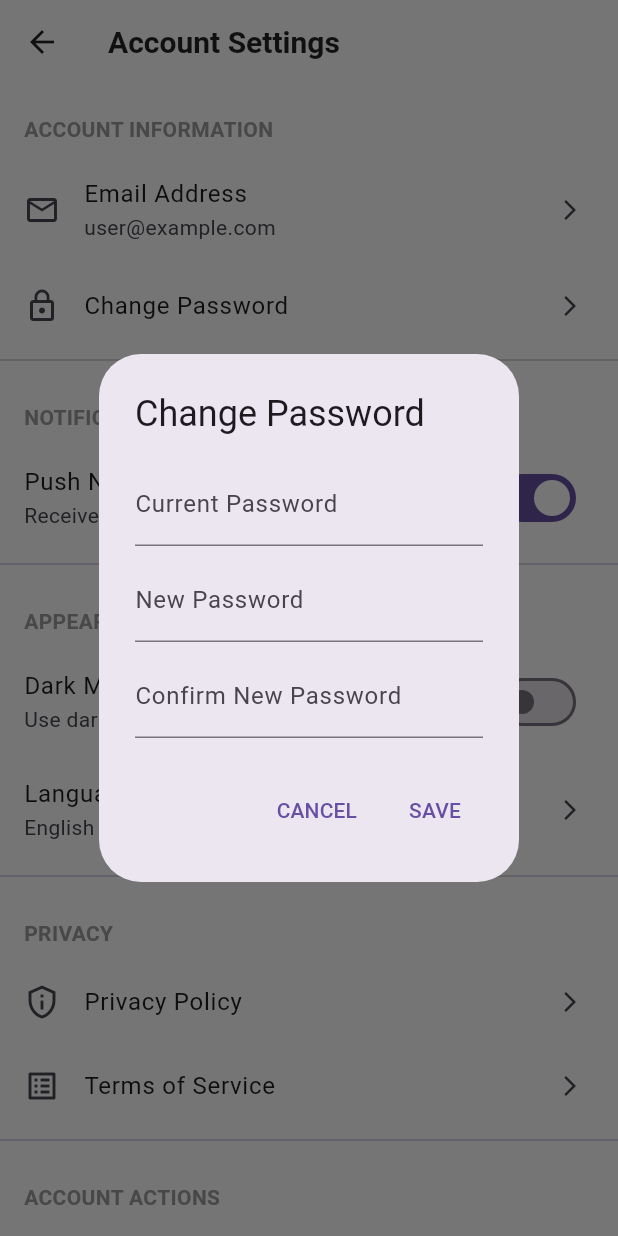
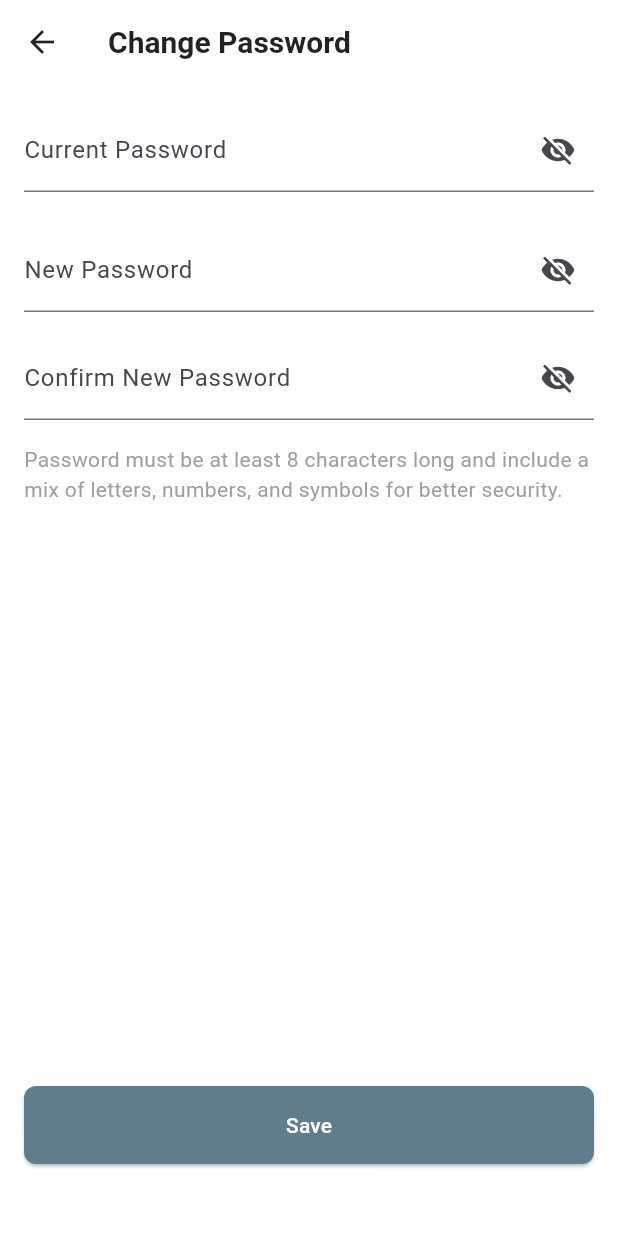
Before and after one commit to danrjop/concert-application, a Flutter app: the AccountSettingsScreen screen opened by its route, after a tap on "Change Password", on a phone screen of 412 x 824 dp. Run offline on Flutter 3.47's test engine with Material 3 defaults, Android fonts, the phone set to English and light mode, and no system bars; our stand-ins replace camera, permission_handler, shared_preferences, supabase_flutter; accounts and stored records are empty.

Commit message:
other settings screens, working

```diff
--- a/lib/main.dart
+++ b/lib/main.dart
@@ -57,6 +57,8 @@ class MyApp extends StatelessWidget {
               '/edit_name': (context) => const EditNameScreen(),
               '/edit_username': (context) => const EditUsernameScreen(),
               '/edit_bio': (context) => const EditBioScreen(),
+              '/change_email': (context) => const ChangeEmailScreen(),
+              '/change_password': (context) => const ChangePasswordScreen(),
             },
           );
         },
--- a/lib/screens/account_settings_screen.dart
+++ b/lib/screens/account_settings_screen.dart
@@ -2,6 +2,8 @@ import 'package:flutter/material.dart';
 import 'package:provider/provider.dart';
 import '../services/auth_service.dart';
 import '../services/user_profile_service.dart';
+import 'change_email_screen.dart';
+import 'change_password_screen.dart';
 
 class AccountSettingsScreen extends StatefulWidget {
   const AccountSettingsScreen({super.key});
@@ -49,7 +51,12 @@ class _AccountSettingsScreenState extends State<AccountSettingsScreen> {
             subtitle: Text(userProfile?.email ?? 'user@example.com'),
             trailing: const Icon(Icons.arrow_forward_ios, size: 16),
             onTap: () {
-              _showEmailChangeDialog(context);
+              Navigator.push(
+                context,
+                MaterialPageRoute(
+                  builder: (context) => const ChangeEmailScreen(),
+                ),
+              );
             },
           ),
           ListTile(
@@ -57,7 +64,12 @@ class _AccountSettingsScreenState extends State<AccountSettingsScreen> {
             title: const Text('Change Password'),
             trailing: const Icon(Icons.arrow_forward_ios, size: 16),
             onTap: () {
-              _showPasswordChangeDialog(context);
+              Navigator.push(
+                context,
+                MaterialPageRoute(
+                  builder: (context) => const ChangePasswordScreen(),
+                ),
+              );
             },
           ),
           const Divider(),
@@ -181,115 +193,6 @@ class _AccountSettingsScreenState extends State<AccountSettingsScreen> {
     );
   }
 
-  // Dialog for changing email
-  void _showEmailChangeDialog(BuildContext context) {
-    final TextEditingController emailController = TextEditingController();
-    showDialog(
-      context: context,
-      builder: (BuildContext context) {
-        return AlertDialog(
-          title: const Text('Change Email Address'),
-          content: TextField(
-            controller: emailController,
-            decoration: const InputDecoration(
-              labelText: 'New Email Address',
-              hintText: 'Enter your new email',
-            ),
-            keyboardType: TextInputType.emailAddress,
-            autofocus: true,
-          ),
-          actions: <Widget>[
-            TextButton(
-              child: const Text('CANCEL'),
-              onPressed: () {
-                Navigator.pop(context);
-              },
-            ),
-            TextButton(
-              child: const Text('SAVE'),
-              onPressed: () {
-                // TODO: Implement email change logic
-                Navigator.pop(context);
-                ScaffoldMessenger.of(context).showSnackBar(
-                  SnackBar(content: Text('Email updated to: ${emailController.text}')),
-                );
-              },
-            ),
-          ],
-        );
-      },
-    );
-  }
-
-  // Dialog for changing password
-  void _showPasswordChangeDialog(BuildContext context) {
-    final TextEditingController currentPasswordController = TextEditingController();
-    final TextEditingController newPasswordController = TextEditingController();
-    final TextEditingController confirmPasswordController = TextEditingController();
-
-    showDialog(
-      context: context,
-      builder: (BuildContext context) {
-        return AlertDialog(
-          title: const Text('Change Password'),
-          content: Column(
-            mainAxisSize: MainAxisSize.min,
-            children: [
-              TextField(
-                controller: currentPasswordController,
-                decoration: const InputDecoration(
-                  labelText: 'Current Password',
-                ),
-                obscureText: true,
-              ),
-              const SizedBox(height: 8),
-              TextField(
-                controller: newPasswordController,
-                decoration: const InputDecoration(
-                  labelText: 'New Password',
-                ),
-                obscureText: true,
-              ),
-              const SizedBox(height: 8),
-              TextField(
-                controller: confirmPasswordController,
-                decoration: const InputDecoration(
-                  labelText: 'Confirm New Password',
-                ),
-                obscureText: true,
-              ),
-            ],
-          ),
-          actions: <Widget>[
-            TextButton(
-              child: const Text('CANCEL'),
-              onPressed: () {
-                Navigator.pop(context);
-              },
-            ),
-            TextButton(
-              child: const Text('SAVE'),
-              onPressed: () {
-                // Check if passwords match
-                if (newPasswordController.text != confirmPasswordController.text) {
-                  ScaffoldMessenger.of(context).showSnackBar(
-                    const SnackBar(content: Text('Passwords do not match')),
-                  );
-                  return;
-                }
-
-                // TODO: Implement password change logic
-                Navigator.pop(context);
-                ScaffoldMessenger.of(context).showSnackBar(
-                  const SnackBar(content: Text('Password updated successfully')),
-                );
-              },
-            ),
-          ],
-        );
-      },
-    );
-  }
 
   // Dialog for selecting language
   void _showLanguageSelectionDialog(BuildContext context) {
--- /dev/null
+++ b/lib/screens/change_password_screen.dart
@@ -0,0 +1,185 @@
+import 'package:flutter/material.dart';
+import 'package:provider/provider.dart';
+import '../services/auth_service.dart';
+
+class ChangePasswordScreen extends StatefulWidget {
+  const ChangePasswordScreen({super.key});
+
+  @override
+  _ChangePasswordScreenState createState() => _ChangePasswordScreenState();
+}
+
+class _ChangePasswordScreenState extends State<ChangePasswordScreen> {
+  final TextEditingController _currentPasswordController = TextEditingController();
+  final TextEditingController _newPasswordController = TextEditingController();
+  final TextEditingController _confirmPasswordController = TextEditingController();
+  final _formKey = GlobalKey<FormState>();
+  bool _obscureCurrentPassword = true;
+  bool _obscureNewPassword = true;
+  bool _obscureConfirmPassword = true;
+
+  @override
+  void dispose() {
+    _currentPasswordController.dispose();
+    _newPasswordController.dispose();
+    _confirmPasswordController.dispose();
+    super.dispose();
+  }
+
+  @override
+  Widget build(BuildContext context) {
+    return Scaffold(
+      appBar: AppBar(
+        title: const Text('Change Password'),
+        leading: IconButton(
+          icon: const Icon(Icons.arrow_back),
+          onPressed: () => Navigator.pop(context),
+        ),
+      ),
+      body: Padding(
+        padding: const EdgeInsets.all(16.0),
+        child: Form(
+          key: _formKey,
+          child: Column(
+            crossAxisAlignment: CrossAxisAlignment.stretch,
+            children: [
+              // Current Password
+              TextFormField(
+                controller: _currentPasswordController,
+                decoration: InputDecoration(
+                  labelText: 'Current Password',
+                  border: const UnderlineInputBorder(),
+                  suffixIcon: IconButton(
+                    icon: Icon(
+                      _obscureCurrentPassword ? Icons.visibility_off : Icons.visibility,
+                    ),
+                    onPressed: () {
+                      setState(() {
+                        _obscureCurrentPassword = !_obscureCurrentPassword;
+                      });
+                    },
+                  ),
+                ),
+                obscureText: _obscureCurrentPassword,
+                validator: (value) {
+                  if (value == null || value.isEmpty) {
+                    return 'Please enter your current password';
+                  }
+                  return null;
+                },
+              ),
+
+              const SizedBox(height: 24.0),
+
+              // New Password
+              TextFormField(
+                controller: _newPasswordController,
+                decoration: InputDecoration(
+                  labelText: 'New Password',
+                  border: const UnderlineInputBorder(),
+                  suffixIcon: IconButton(
+                    icon: Icon(
+                      _obscureNewPassword ? Icons.visibility_off : Icons.visibility,
+                    ),
+                    onPressed: () {
+                      setState(() {
+                        _obscureNewPassword = !_obscureNewPassword;
+                      });
+                    },
+                  ),
+                ),
+                obscureText: _obscureNewPassword,
+                validator: (value) {
+                  if (value == null || value.isEmpty) {
+                    return 'Please enter a new password';
+                  }
+                  if (value.length < 8) {
+                    return 'Password must be at least 8 characters long';
+                  }
+                  if (value == _currentPasswordController.text) {
+                    return 'New password must be different from current password';
+                  }
+                  return null;
+                },
+              ),
+
+              const SizedBox(height: 16.0),
+
+              // Confirm New Password
+              TextFormField(
+                controller: _confirmPasswordController,
+                decoration: InputDecoration(
+                  labelText: 'Confirm New Password',
+                  border: const UnderlineInputBorder(),
+                  suffixIcon: IconButton(
+                    icon: Icon(
+                      _obscureConfirmPassword ? Icons.visibility_off : Icons.visibility,
+                    ),
+                    onPressed: () {
+                      setState(() {
+                        _obscureConfirmPassword = !_obscureConfirmPassword;
+                      });
+                    },
+                  ),
+                ),
+                obscureText: _obscureConfirmPassword,
+                validator: (value) {
+                  if (value == null || value.isEmpty) {
+                    return 'Please confirm your new password';
+                  }
+                  if (value != _newPasswordController.text) {
+                    return 'Passwords do not match';
+                  }
+                  return null;
+                },
+              ),
+
+              const SizedBox(height: 16.0),
+
+              const Text(
+                'Password must be at least 8 characters long and include a mix of letters, numbers, and symbols for better security.',
+                style: TextStyle(
+                  color: Colors.grey,
+                  fontSize: 14.0,
+                ),
+              ),
+
+              const Spacer(),
+
+              ElevatedButton(
+                onPressed: _changePassword,
+                style: ElevatedButton.styleFrom(
+                  backgroundColor: Colors.blueGrey,
+                  foregroundColor: Colors.white,
+                  padding: const EdgeInsets.symmetric(vertical: 16.0),
+                  shape: RoundedRectangleBorder(
+                    borderRadius: BorderRadius.circular(8.0),
+                  ),
+                ),
+                child: const Text('Save'),
+              ),
+
+              const SizedBox(height: 32.0),
+            ],
+          ),
+        ),
+      ),
+    );
+  }
+
+  void _changePassword() {
+    if (_formKey.currentState!.validate()) {
+      // In a real app, you would verify the current password
+      // and update the password on your backend/authentication service
+
+      final authService = Provider.of<AuthService>(context, listen: false);
+
+      // Since we don't have a real implementation, we'll just show a success message
+      ScaffoldMessenger.of(context).showSnackBar(
+        const SnackBar(content: Text('Password updated successfully')),
+      );
+
+      Navigator.pop(context);
+    }
+  }
+}
--- a/lib/screens/index.dart
+++ b/lib/screens/index.dart
@@ -8,6 +8,8 @@ export 'edit_profile_screen.dart';
 export 'edit_name_screen.dart';
 export 'edit_username_screen.dart';
 export 'edit_bio_screen.dart';
+export 'change_email_screen.dart';
+export 'change_password_screen.dart';
 export 'account_settings_screen.dart';
 export 'main_navigation_screen.dart';
 
```
Also changed, not shown: lib/screens/change_email_screen.dart (added, +145 -0 lines).
